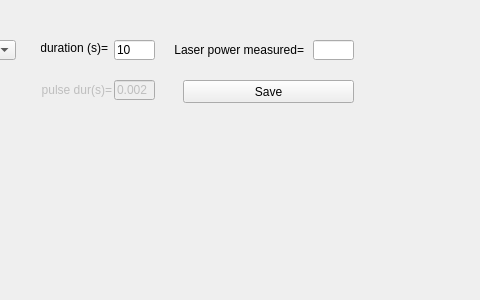
The window that src/foraging_gui/CalibrationLaser.ui (AllenNeuralDynamics/dynamic-foraging-task) describes before a commit, drawn with Qt 5; both pictures show x 687 to 1167 and y 0 to 300 of the 1167 by 300 pixel window.
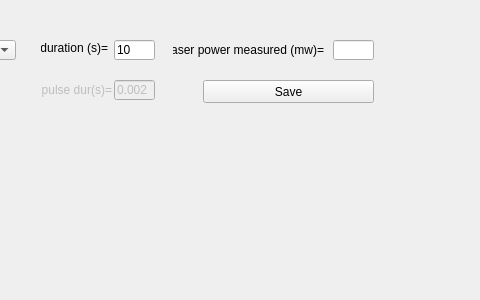
The same window after the commit.

Commit message: Fix the bug that the window is not displayed at the front when clicking

Patch:
```diff
--- a/src/foraging_gui/CalibrationLaser.ui
+++ b/src/foraging_gui/CalibrationLaser.ui
@@ -558,7 +558,7 @@
     <rect>
      <x>860</x>
      <y>40</y>
-     <width>131</width>
+     <width>151</width>
      <height>20</height>
     </rect>
    </property>
@@ -569,7 +569,7 @@
     </sizepolicy>
    </property>
    <property name="text">
-    <string>Laser power measured=</string>
+    <string>Laser power measured (mw)=</string>
    </property>
    <property name="textFormat">
     <enum>Qt::AutoText</enum>
@@ -581,7 +581,7 @@
   <widget class="QLineEdit" name="LaserPowerMeasured">
    <property name="geometry">
     <rect>
-     <x>1000</x>
+     <x>1020</x>
      <y>40</y>
      <width>41</width>
      <height>20</height>
@@ -600,7 +600,7 @@
   <widget class="QPushButton" name="Save">
    <property name="geometry">
     <rect>
-     <x>870</x>
+     <x>890</x>
      <y>80</y>
      <width>171</width>
      <height>23</height>
```
The commit also changes 7 other files.
